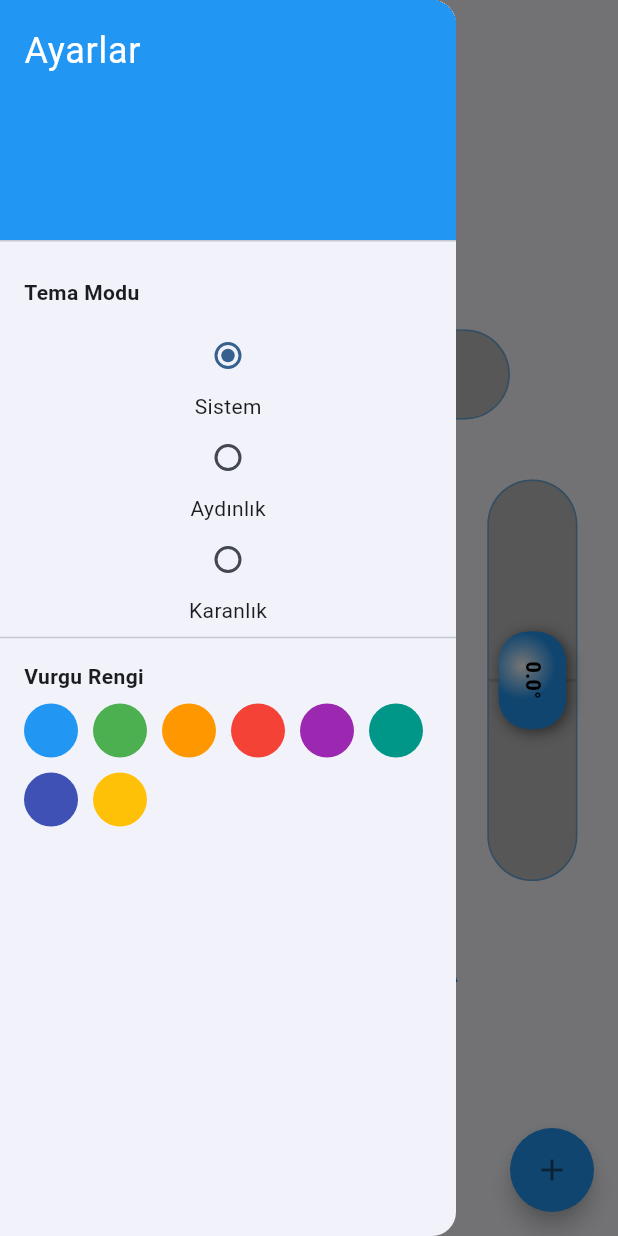
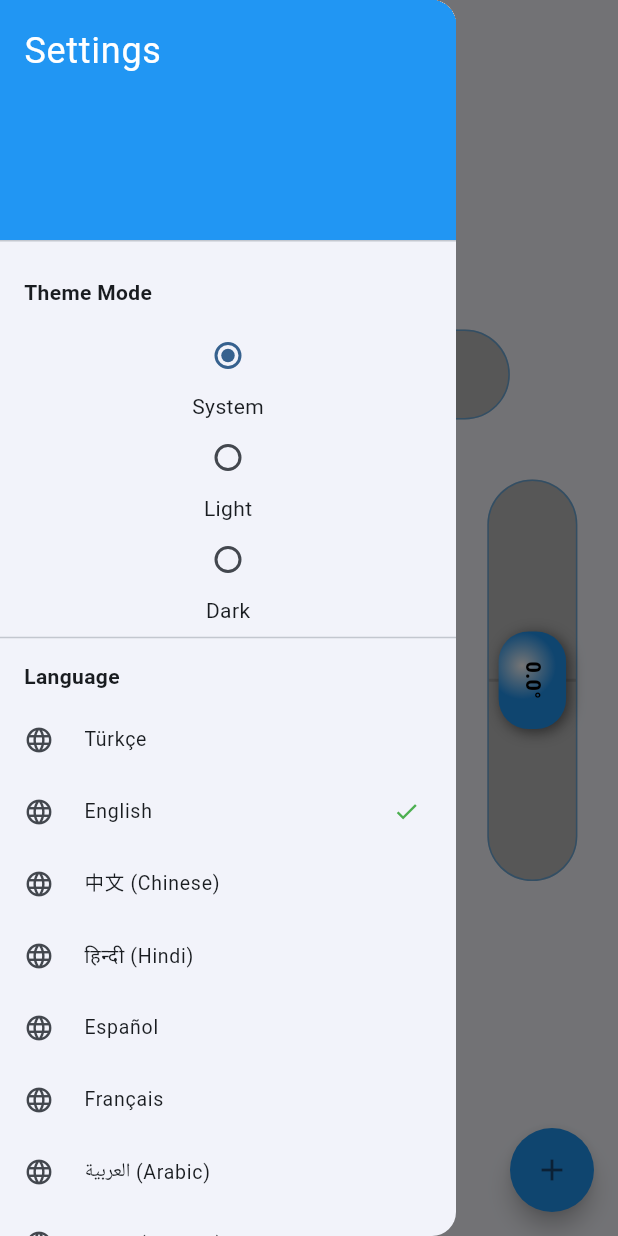
Before and after one commit to Yusufx1950/su-terazisi, a Flutter app: the screen it shows after launch, with the side drawer open, on a phone screen of 412 x 824 dp. Run offline on Flutter 3.47's test engine with Material 3 defaults, Android fonts, the phone set to English and light mode, and no system bars; drawn by our look-alikes of flutter_speed_dial; our stand-ins replace get, sensors_plus, share_plus, shared_preferences.

Commit message:
dil yarları eklenmiş durumda kaydedilen dil açılışı hala eksik

```diff
--- /dev/null
+++ b/lib/controller/translations.dart
@@ -0,0 +1,241 @@
+import 'package:get/get.dart';
+
+class MyTranslations extends Translations {
+  @override
+  Map<String, Map<String, String>> get keys => {
+    'en_US': {
+      'app_title': 'PRO LEVEL',
+      'save_angle': 'Save Angle',
+      'note_hint': 'Add Note (Optional)',
+      'save': 'SAVE',
+      'cancel': 'CANCEL',
+      'success': 'Success',
+      'angle_saved': 'Angle saved.',
+      'settings': 'Settings',
+      'theme_mode': 'Theme Mode',
+      'system': 'System',
+      'light': 'Light',
+      'dark': 'Dark',
+      'accent_color': 'Accent Color',
+      'language': 'Language',
+      'fab_save': 'Save',
+      'fab_list': 'All List',
+      'fab_delete': 'Delete List',
+      'deleted': 'Deleted',
+      'last_record_deleted': 'Last record deleted.',
+      'perfect_alignment': 'PERFECT ALIGNMENT',
+      'adjust_plane': 'ADJUST THE PLANE',
+      'saved_measurements': 'Saved Measurements',
+      'no_measurements': 'No measurements recorded yet',
+      'enter_note': 'Enter note',
+    },
+    'tr_TR': {
+      'app_title': 'PRO SU TERAZİSİ',
+      'save_angle': 'Açıyı Kaydet',
+      'note_hint': 'Not Ekle (Opsiyonel)',
+      'save': 'KAYDET',
+      'cancel': 'İPTAL',
+      'success': 'Başarılı',
+      'angle_saved': 'Açı kaydedildi.',
+      'settings': 'Ayarlar',
+      'theme_mode': 'Tema Modu',
+      'system': 'Sistem',
+      'light': 'Aydınlık',
+      'dark': 'Karanlık',
+      'accent_color': 'Vurgu Rengi',
+      'language': 'Dil',
+      'fab_save': 'Kaydet',
+      'fab_list': 'Tüm Liste',
+      'fab_delete': 'Listeyi Sil',
+      'deleted': 'Silindi',
+      'last_record_deleted': 'Son kayıt silindi.',
+      'perfect_alignment': 'MÜKEMMEL HİZALAMA',
+      'adjust_plane': 'DÜZLEMİ AYARLAYIN',
+      'saved_measurements': 'Kaydedilen Ölçümler',
+      'no_measurements': 'Henüz ölçüm kaydedilmedi',
+      'enter_note': 'Not giriniz',
+    },
+    'zh_CN': {
+      'app_title': '专业水准仪',
+      'save_angle': '保存角度',
+      'note_hint': '添加备注（可选）',
+      'save': '保存',
+      'cancel': '取消',
+      'success': '成功',
+      'angle_saved': '角度已保存。',
+      'settings': '设置',
+      'theme_mode': '主题模式',
+      'system': '系统',
+      'light': '浅色',
+      'dark': '深色',
+      'accent_color': '强调色',
+      'language': '语言',
+      'fab_save': '保存',
+      'fab_list': '所有列表',
+      'fab_delete': '删除列表',
+      'deleted': '已删除',
+      'last_record_deleted': '最后一条记录已删除。',
+      'perfect_alignment': '完美对齐',
+      'adjust_plane': '调整平面',
+      'saved_measurements': '保存的测量值',
+      'no_measurements': '尚未记录测量值',
+      'enter_note': '输入备注',
+    },
+    'hi_IN': {
+      'app_title': 'प्रो स्तर',
+      'save_angle': 'कोण सहेजें',
+      'note_hint': 'नोट जोड़ें (वैकल्पिक)',
+      'save': 'सहेजें',
+      'cancel': 'रद्द करें',
+      'success': 'सफलता',
+      'angle_saved': 'कोण सहेजा गया।',
+      'settings': 'सेटिंग्स',
+      'theme_mode': 'थीम मोड',
+      'system': 'सिस्टम',
+      'light': 'हल्का',
+      'dark': 'गहरा',
+      'accent_color': 'एक्सेंट रंग',
+      'language': 'भाषा',
+      'fab_save': 'सहेजें',
+      'fab_list': 'सभी सूची',
+      'fab_delete': 'सूची हटाएं',
+      'deleted': 'हटाया गया',
+      'last_record_deleted': 'पिछला रिकॉर्ड हटा दिया गया।',
+      'perfect_alignment': 'सही संरेखण',
+      'adjust_plane': 'विमान को समायोजित करें',
+      'saved_measurements': 'सहेजे गए माप',
+      'no_measurements': 'अभी तक कोई माप दर्ज नहीं किया गया',
+      'enter_note': 'नोट दर्ज करें',
+    },
+    'es_ES': {
+      'app_title': 'NIVEL PRO',
+      'save_angle': 'Guardar ángulo',
+      'note_hint': 'Añadir nota (opcional)',
+      'save': 'GUARDAR',
+      'cancel': 'CANCELAR',
+      'success': 'Éxito',
+      'angle_saved': 'Ángulo guardado.',
+      'settings': 'Ajustes',
+      'theme_mode': 'Modo de tema',
+      'system': 'Sistema',
+      'light': 'Claro',
+      'dark': 'Oscuro',
+      'accent_color': 'Color de acento',
+      'language': 'Idioma',
+      'fab_save': 'Guardar',
+      'fab_list': 'Lista completa',
+      'fab_delete': 'Eliminar lista',
+      'deleted': 'Eliminado',
+      'last_record_deleted': 'Último registro eliminado.',
+      'perfect_alignment': 'ALINEACIÓN PERFECTA',
+      'adjust_plane': 'AJUSTAR EL PLANO',
+      'saved_measurements': 'Mediciones guardadas',
+      'no_measurements': 'Aún no hay mediciones registradas',
+      'enter_note': 'Introducir nota',
+    },
+    'fr_FR': {
+      'app_title': 'NIVEAU PRO',
+      'save_angle': 'Enregistrer l\'angle',
+      'note_hint': 'Ajouter une note (facultatif)',
+      'save': 'ENREGISTRER',
+      'cancel': 'ANNULER',
+      'success': 'Succès',
+      'angle_saved': 'Angle enregistré.',
+      'settings': 'Paramètres',
+      'theme_mode': 'Mode thème',
+      'system': 'Système',
+      'light': 'Clair',
+      'dark': 'Sombre',
+      'accent_color': 'Couleur d\'accentuation',
+      'language': 'Langue',
+      'fab_save': 'Enregistrer',
+      'fab_list': 'Toute la liste',
+      'fab_delete': 'Supprimer la liste',
+      'deleted': 'Supprimé',
+      'last_record_deleted': 'Dernier enregistrement supprimé.',
+      'perfect_alignment': 'ALIGNEMENT PARFAIT',
+      'adjust_plane': 'AJUSTER LE PLAN',
+      'saved_measurements': 'Mesures enregistrées',
+      'no_measurements': 'Aucune mesure enregistrée pour le moment',
+      'enter_note': 'Entrer une note',
+    },
+    'ar_SA': {
+      'app_title': 'مستوى احترافي',
+      'save_angle': 'حفظ الزاوية',
+      'note_hint': 'إضافة ملاحظة (اختياري)',
+      'save': 'حفظ',
+      'cancel': 'إلغاء',
+      'success': 'نجاح',
+      'angle_saved': 'تم حفظ الزاوية.',
+      'settings': 'الإعدادات',
+      'theme_mode': 'وضع المظهر',
+      'system': 'النظام',
+      'light': 'فاتح',
+      'dark': 'داكن',
+      'accent_color': 'لون التمييز',
+      'language': 'اللغة',
+      'fab_save': 'حفظ',
+      'fab_list': 'كل القائمة',
+      'fab_delete': 'حذف القائمة',
+      'deleted': 'تم الحذف',
+      'last_record_deleted': 'تم حذف السجل الأخير.',
+      'perfect_alignment': 'محاذاة مثالية',
+      'adjust_plane': 'ضبط المستوى',
+      'saved_measurements': 'القياسات المحفوظة',
+      'no_measurements': 'لم يتم تسجيل أي قياسات بعد',
+      'enter_note': 'أدخل ملاحظة',
+    },
+    'bn_BD': {
+      'app_title': 'প্রো লেভেল',
+      'save_angle': 'কোণ সংরক্ষণ করুন',
+      'note_hint': 'নোট যোগ করুন (ঐচ্ছিক)',
+      'save': 'সংরক্ষণ',
+      'cancel': 'বাতিল',
+      'success': 'সফল',
+      'angle_saved': 'কোণ সংরক্ষিত হয়েছে।',
+      'settings': 'সেটিংস',
+      'theme_mode': 'থিম মোড',
+      'system': 'সিস্টেম',
+      'light': 'হালকা',
+      'dark': 'অন্ধকার',
+      'accent_color': 'অ্যাকসেন্ট রঙ',
+      'language': 'ভাষা',
+      'fab_save': 'সংরক্ষণ',
+      'fab_list': 'সব তালিকা',
+      'fab_delete': 'তালিকা মুছুন',
+      'deleted': 'মুছে ফেলা হয়েছে',
+      'last_record_deleted': 'শেষ রেকর্ড মুছে ফেলা হয়েছে।',
+      'perfect_alignment': 'নিখুঁত প্রান্তিককরণ',
+      'adjust_plane': 'প্লেন সামঞ্জস্য করুন',
+      'saved_measurements': 'সংরক্ষিত পরিমাপ',
+      'no_measurements': 'এখনো কোনো পরিমাপ রেকর্ড করা হয়নি',
+      'enter_note': 'নোট লিখুন',
+    },
+    'pt_PT': {
+      'app_title': 'NÍVEL PRO',
+      'save_angle': 'Guardar ângulo',
+      'note_hint': 'Adicionar nota (opcional)',
+      'save': 'GUARDAR',
+      'cancel': 'CANCELAR',
+      'success': 'Sucesso',
+      'angle_saved': 'Ângulo guardado.',
+      'settings': 'Definições',
+      'theme_mode': 'Modo de tema',
+      'system': 'Sistema',
+      'light': 'Claro',
+      'dark': 'Escuro',
+      'accent_color': 'Cor de destaque',
+      'language': 'Idioma',
+      'fab_save': 'Guardar',
+      'fab_list': 'Lista completa',
+      'fab_delete': 'Eliminar lista',
+      'deleted': 'Eliminado',
+      'last_record_deleted': 'Último registo eliminado.',
+      'perfect_alignment': 'ALINHAMENTO PERFEITO',
+      'adjust_plane': 'AJUSTAR O PLANO',
+      'saved_measurements': 'Medições guardadas',
+      'no_measurements': 'Ainda não há medições registadas',
+      'enter_note': 'Introduzir nota',
+    },
+  };
+}
--- a/lib/main.dart
+++ b/lib/main.dart
@@ -10,6 +10,7 @@ import 'package:su_terazisi/pages/liste_duzen.dart';
 
 import 'controller/getcontroller.dart';
 import 'controller/theme_controller.dart';
+import 'controller/translations.dart';
 
 void main() async {
   WidgetsFlutterBinding.ensureInitialized();
@@ -36,6 +37,9 @@ class LevelApp extends StatelessWidget {
     return Obx(
       () => GetMaterialApp(
         title: 'Su Terazisi',
+        translations: MyTranslations(),
+        locale: Get.deviceLocale,
+        fallbackLocale: const Locale('tr', 'TR'),
         debugShowCheckedModeBanner: false,
         theme: ThemeData(
           useMaterial3: true,
@@ -115,7 +119,7 @@ class _LevelPageState extends State<LevelPage> {
     double yDeg = baseYDeg * 2;
 
     Get.defaultDialog(
-      title: "Açıyı Kaydet",
+      title: 'save_angle'.tr,
       backgroundColor: themeController.isDarkMode
           ? const Color(0xFF1E293B)
           : Colors.white,
@@ -138,7 +142,7 @@ class _LevelPageState extends State<LevelPage> {
               color: themeController.isDarkMode ? Colors.white : Colors.black,
             ),
             decoration: InputDecoration(
-              labelText: "Not Ekle (Opsiyonel)",
+              labelText: 'note_hint'.tr,
               labelStyle: TextStyle(
                 color: themeController.isDarkMode
                     ? Colors.white70
@@ -149,15 +153,15 @@ class _LevelPageState extends State<LevelPage> {
           ),
         ],
       ),
-      textConfirm: "KAYDET",
-      textCancel: "İPTAL",
+      textConfirm: 'save'.tr,
+      textCancel: 'cancel'.tr,
       confirmTextColor: Colors.white,
       onConfirm: () {
         angleController.addAngle(xDeg, yDeg, note: noteController.text);
-        Get.back();
+        runInAction(() => Get.back());
         Get.snackbar(
-          "Başarılı",
-          "Açı kaydedildi.",
+          'success'.tr,
+          'angle_saved'.tr,
           snackPosition: SnackPosition.TOP,
           backgroundColor: themeController.primaryColor.value.withValues(
             alpha: 0.7,
@@ -167,6 +171,9 @@ class _LevelPageState extends State<LevelPage> {
       },
     );
   }
+
+  // Action helper for GetX dialog
+  void runInAction(void Function() action) => action();
 
   @override
   void dispose() {
@@ -187,17 +194,17 @@ class _LevelPageState extends State<LevelPage> {
                 decoration: BoxDecoration(
                   color: themeController.primaryColor.value,
                 ),
-                child: const Text(
-                  "Ayarlar",
-                  style: TextStyle(color: Colors.white, fontSize: 24),
+                child: Text(
+                  'settings'.tr,
+                  style: const TextStyle(color: Colors.white, fontSize: 24),
                 ),
               ),
             ),
-            const Padding(
-              padding: EdgeInsets.fromLTRB(16, 16, 16, 8),
+            Padding(
+              padding: const EdgeInsets.fromLTRB(16, 16, 16, 8),
               child: Text(
-                "Tema Modu",
-                style: TextStyle(fontWeight: FontWeight.bold),
+                'theme_mode'.tr,
+                style: const TextStyle(fontWeight: FontWeight.bold),
               ),
             ),
             Obx(
@@ -208,28 +215,45 @@ class _LevelPageState extends State<LevelPage> {
                     groupValue: themeController.themeModeIndex.value,
                     onChanged: (v) => themeController.changeThemeMode(v!),
                   ),
-                  const Text("Sistem"),
+                  Text('system'.tr),
                   Radio<int>(
                     value: 1,
                     groupValue: themeController.themeModeIndex.value,
                     onChanged: (v) => themeController.changeThemeMode(v!),
                   ),
-                  const Text("Aydınlık"),
+                  Text('light'.tr),
                   Radio<int>(
                     value: 2,
                     groupValue: themeController.themeModeIndex.value,
                     onChanged: (v) => themeController.changeThemeMode(v!),
                   ),
-                  const Text("Karanlık"),
+                  Text('dark'.tr),
                 ],
               ),
             ),
             const Divider(),
-            const Padding(
-              padding: EdgeInsets.fromLTRB(16, 8, 16, 8),
+            Padding(
+              padding: const EdgeInsets.fromLTRB(16, 8, 16, 8),
               child: Text(
-                "Vurgu Rengi",
-                style: TextStyle(fontWeight: FontWeight.bold),
+                'language'.tr,
+                style: const TextStyle(fontWeight: FontWeight.bold),
+              ),
+            ),
+            _buildLanguageTile("Türkçe", const Locale('tr', 'TR')),
+            _buildLanguageTile("English", const Locale('en', 'US')),
+            _buildLanguageTile("中文 (Chinese)", const Locale('zh', 'CN')),
+            _buildLanguageTile("हिन्दी (Hindi)", const Locale('hi', 'IN')),
+            _buildLanguageTile("Español", const Locale('es', 'ES')),
+            _buildLanguageTile("Français", const Locale('fr', 'FR')),
+            _buildLanguageTile("العربية (Arabic)", const Locale('ar', 'SA')),
+            _buildLanguageTile("বাংলা (Bengali)", const Locale('bn', 'BD')),
+            _buildLanguageTile("Português", const Locale('pt', 'PT')),
+            const Divider(),
+            Padding(
+              padding: const EdgeInsets.fromLTRB(16, 8, 16, 8),
+              child: Text(
+                'accent_color'.tr,
+                style: const TextStyle(fontWeight: FontWeight.bold),
               ),
             ),
             Padding(
@@ -257,6 +281,7 @@ class _LevelPageState extends State<LevelPage> {
                 ),
               ),
             ),
+            const SizedBox(height: 30),
           ],
         ),
       ),
@@ -268,7 +293,7 @@ class _LevelPageState extends State<LevelPage> {
           children: [
             SpeedDialChild(
               child: const Icon(Icons.save),
-              label: 'Kaydet',
+              label: 'fab_save'.tr,
               onTap: () {
                 final offset = _sensorData.value;
                 _showSaveDialog(offset.dx, offset.dy);
@@ -276,20 +301,20 @@ class _LevelPageState extends State<LevelPage> {
             ),
             SpeedDialChild(
               child: const Icon(Icons.edit),
-              label: 'Tüm Liste',
+              label: 'fab_list'.tr,
               onTap: () => Get.to(() => const Kaydedilenler()),
             ),
             SpeedDialChild(
               child: const Icon(Icons.delete),
-              label: 'Listeyi Sil',
+              label: 'fab_delete'.tr,
               onTap: () {
                 if (angleController.savedAngles.isNotEmpty) {
                   angleController.deleteAngle(
                     angleController.savedAngles.length - 1,
                   );
                   Get.snackbar(
-                    "Silindi",
-                    "Son kayıt silindi.",
+                    'deleted'.tr,
+                    'last_record_deleted'.tr,
                     snackPosition: SnackPosition.TOP,
                   );
                 }
@@ -299,9 +324,9 @@ class _LevelPageState extends State<LevelPage> {
         ),
       ),
       appBar: AppBar(
-        title: const Text(
-          "PRO SU TERAZİSİ",
-          style: TextStyle(letterSpacing: 2, fontSize: 14),
+        title: Text(
+          'app_title'.tr,
+          style: const TextStyle(letterSpacing: 2, fontSize: 14),
         ),
       ),
       body: LayoutBuilder(
@@ -405,8 +430,8 @@ class _LevelPageState extends State<LevelPage> {
                     Obx(
                       () => Text(
                         isAllCentered
-                            ? "MÜKEMMEL HİZALAMA"
-                            : "DÜZLEMİ AYARLAYIN",
+                            ? 'perfect_alignment'.tr
+                            : 'adjust_plane'.tr,
                         style: TextStyle(
                           color: isAllCentered
                               ? themeController.primaryColor.value
@@ -426,6 +451,26 @@ class _LevelPageState extends State<LevelPage> {
           );
         },
       ),
+    );
+  }
+
+  Widget _buildLanguageTile(String label, Locale locale) {
+    bool isSelected =
+        Get.locale?.languageCode == locale.languageCode &&
+        (locale.countryCode == null ||
+            Get.locale?.countryCode == locale.countryCode);
+
+    return ListTile(
+      dense: true,
+      leading: const Icon(Icons.language, size: 20),
+      title: Text(label),
+      trailing: isSelected
+          ? const Icon(Icons.check, color: Colors.green, size: 18)
+          : null,
+      onTap: () {
+        Get.updateLocale(locale);
+        Get.back();
+      },
     );
   }
 
--- a/lib/pages/liste_duzen.dart
+++ b/lib/pages/liste_duzen.dart
@@ -16,7 +16,7 @@ class _KaydedilenlerState extends State<Kaydedilenler> {
     final AngleController angleController = Get.find();
 
     return Scaffold(
-      appBar: AppBar(title: const Text("Kaydedilen Ölçümler")),
+      appBar: AppBar(title: Text('saved_measurements'.tr)),
       floatingActionButton: FloatingActionButton(
         onPressed: () => angleController.shareAllAngles(),
         child: const Icon(Icons.share),
@@ -25,7 +25,7 @@ class _KaydedilenlerState extends State<Kaydedilenler> {
         if (angleController.savedAngles.isEmpty) {
           return Center(
             child: Text(
-              "Henüz ölçüm kaydedilmedi",
+              'no_measurements'.tr,
               style: TextStyle(
                 fontSize: 18,
                 color: context.textTheme.bodyMedium?.color?.withValues(
@@ -40,7 +40,6 @@ class _KaydedilenlerState extends State<Kaydedilenler> {
             itemCount: angleController.savedAngles.length,
             itemBuilder: (context, index) {
               final angle = angleController.savedAngles[index];
-              // Her satırı benzersiz bir key ile sarmalıyoruz
               return AngleListItem(
                 key: ValueKey(index),
                 angle: angle,
@@ -99,12 +98,11 @@ class _AngleListItemState extends State<AngleListItem> {
         ),
         subtitle: TextField(
           controller: _noteController,
-          decoration: const InputDecoration(
-            hintText: "Not giriniz",
+          decoration: InputDecoration(
+            hintText: 'enter_note'.tr,
             border: InputBorder.none,
           ),
           onChanged: (value) {
-            // Sadece veriyi güncelliyoruz, widget zaten kendi controller'ını yönetiyor
             widget.controller.editAngle(widget.index, note: value);
           },
         ),
--- a/pubspec.yaml
+++ b/pubspec.yaml
@@ -39,6 +39,7 @@ dependencies:
   get: ^4.7.3
   shared_preferences: ^2.5.4
   share_plus: ^12.0.1
+  google_mobile_ads: ^7.0.0
 
 dev_dependencies:
   flutter_test:
```
Also changed, not shown: pubspec.lock, 2 other files.
